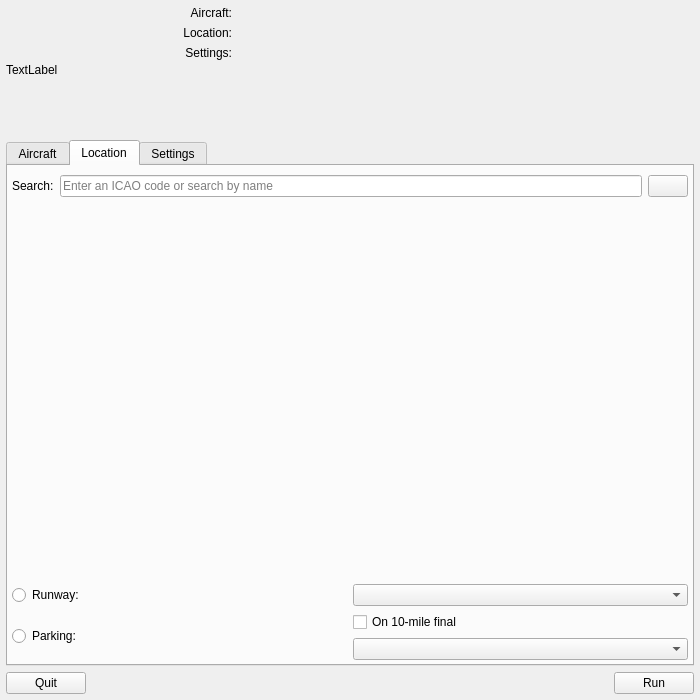
Above: src/GUI/Launcher.ui from FlightGear/flightgear before the change. Below: the same form after it.
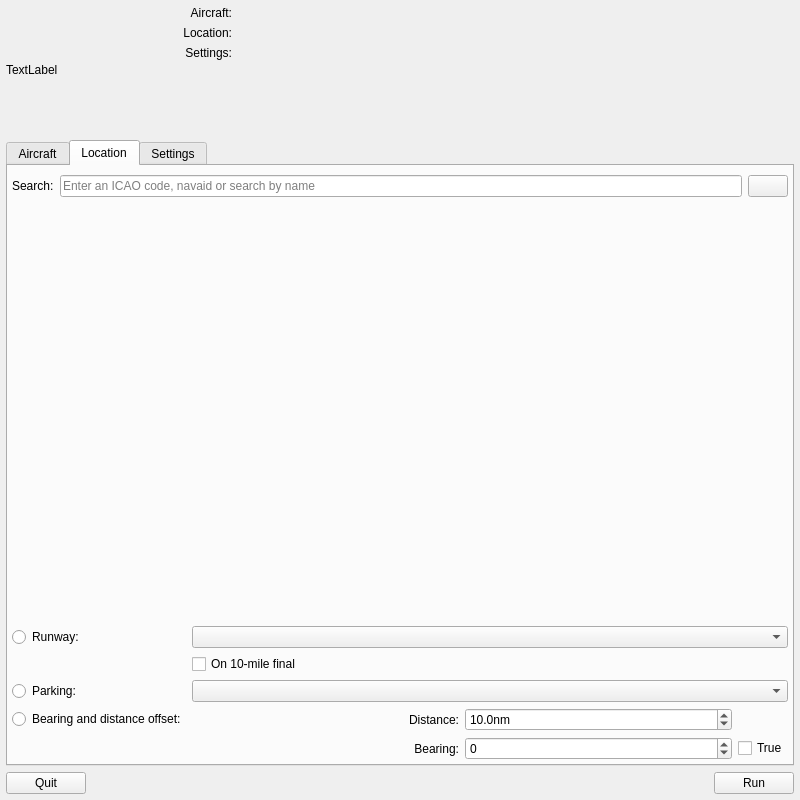
That is the form after the change. The open tabs and pages were chosen to show the change. Custom widgets are drawn as their Qt base class.

```diff
--- a/src/GUI/Launcher.ui
+++ b/src/GUI/Launcher.ui
@@ -6,8 +6,8 @@
    <rect>
     <x>0</x>
     <y>0</y>
-    <width>700</width>
-    <height>700</height>
+    <width>800</width>
+    <height>800</height>
    </rect>
   </property>
   <property name="windowTitle">
@@ -242,7 +242,7 @@
          <item>
           <widget class="QLineEdit" name="airportEdit">
            <property name="placeholderText">
-            <string>Enter an ICAO code or search by name</string>
+            <string>Enter an ICAO code, navaid or search by name</string>
            </property>
           </widget>
          </item>
@@ -270,7 +270,7 @@
           <number>0</number>
          </property>
          <widget class="QWidget" name="diagramPage">
-          <layout class="QGridLayout" name="gridLayout">
+          <layout class="QGridLayout" name="gridLayout" columnstretch="0,1,1,0">
            <property name="leftMargin">
             <number>0</number>
            </property>
@@ -283,27 +283,7 @@
            <property name="bottomMargin">
             <number>0</number>
            </property>
-           <item row="0" column="0" colspan="2">
-            <widget class="AirportDiagram" name="airportDiagram" native="true">
-             <property name="sizePolicy">
-              <sizepolicy hsizetype="MinimumExpanding" vsizetype="MinimumExpanding">
-               <horstretch>0</horstretch>
-               <verstretch>0</verstretch>
-              </sizepolicy>
-             </property>
-            </widget>
-           </item>
-           <item row="1" column="0">
-            <widget class="QRadioButton" name="runwayRadio">
-             <property name="text">
-              <string>Runway:</string>
-             </property>
-            </widget>
-           </item>
-           <item row="1" column="1">
-            <widget class="QComboBox" name="runwayCombo"/>
-           </item>
-           <item row="2" column="0" rowspan="2">
+           <item row="3" column="0">
             <widget class="QRadioButton" name="parkingRadio">
              <property name="text">
               <string>Parking:</string>
@@ -317,9 +297,95 @@
              </property>
             </widget>
            </item>
-           <item row="3" column="1">
+           <item row="1" column="0">
+            <widget class="QRadioButton" name="runwayRadio">
+             <property name="text">
+              <string>Runway:</string>
+             </property>
+            </widget>
+           </item>
+           <item row="6" column="2">
+            <widget class="QSpinBox" name="offsetBearingSpinbox">
+             <property name="wrapping">
+              <bool>true</bool>
+             </property>
+             <property name="maximum">
+              <number>359</number>
+             </property>
+             <property name="singleStep">
+              <number>5</number>
+             </property>
+            </widget>
+           </item>
+           <item row="3" column="1" colspan="3">
             <widget class="QComboBox" name="parkingCombo"/>
            </item>
+           <item row="1" column="1" colspan="3">
+            <widget class="QComboBox" name="runwayCombo"/>
+           </item>
+           <item row="6" column="3">
+            <widget class="QCheckBox" name="trueBearing">
+             <property name="text">
+              <string>True</string>
+             </property>
+            </widget>
+           </item>
+           <item row="6" column="1">
+            <widget class="QLabel" name="offsetBearingLabel">
+             <property name="enabled">
+              <bool>true</bool>
+             </property>
+             <property name="text">
+              <string>Bearing:</string>
+             </property>
+             <property name="alignment">
+              <set>Qt::AlignRight|Qt::AlignTrailing|Qt::AlignVCenter</set>
+             </property>
+            </widget>
+           </item>
+           <item row="5" column="0">
+            <widget class="QRadioButton" name="offsetRadioButton">
+             <property name="text">
+              <string>Bearing and distance offset:</string>
+             </property>
+            </widget>
+           </item>
+           <item row="5" column="1">
+            <widget class="QLabel" name="offsetDistanceLabel">
+             <property name="text">
+              <string>Distance:</string>
+             </property>
+             <property name="alignment">
+              <set>Qt::AlignRight|Qt::AlignTrailing|Qt::AlignVCenter</set>
+             </property>
+            </widget>
+           </item>
+           <item row="5" column="2">
+            <widget class="QDoubleSpinBox" name="offsetNmSpinbox">
+             <property name="suffix">
+              <string>nm</string>
+             </property>
+             <property name="decimals">
+              <number>1</number>
+             </property>
+             <property name="maximum">
+              <double>10000.000000000000000</double>
+             </property>
+             <property name="value">
+              <double>10.000000000000000</double>
+             </property>
+            </widget>
+           </item>
+           <item row="0" column="0" colspan="4">
+            <widget class="AirportDiagram" name="airportDiagram" native="true">
+             <property name="sizePolicy">
+              <sizepolicy hsizetype="MinimumExpanding" vsizetype="MinimumExpanding">
+               <horstretch>0</horstretch>
+               <verstretch>0</verstretch>
+              </sizepolicy>
+             </property>
+            </widget>
+           </item>
           </layout>
          </widget>
          <widget class="QWidget" name="searchResultsPage">
```
Left out of the diff: 26 changed lines with no effect on the pictures.
